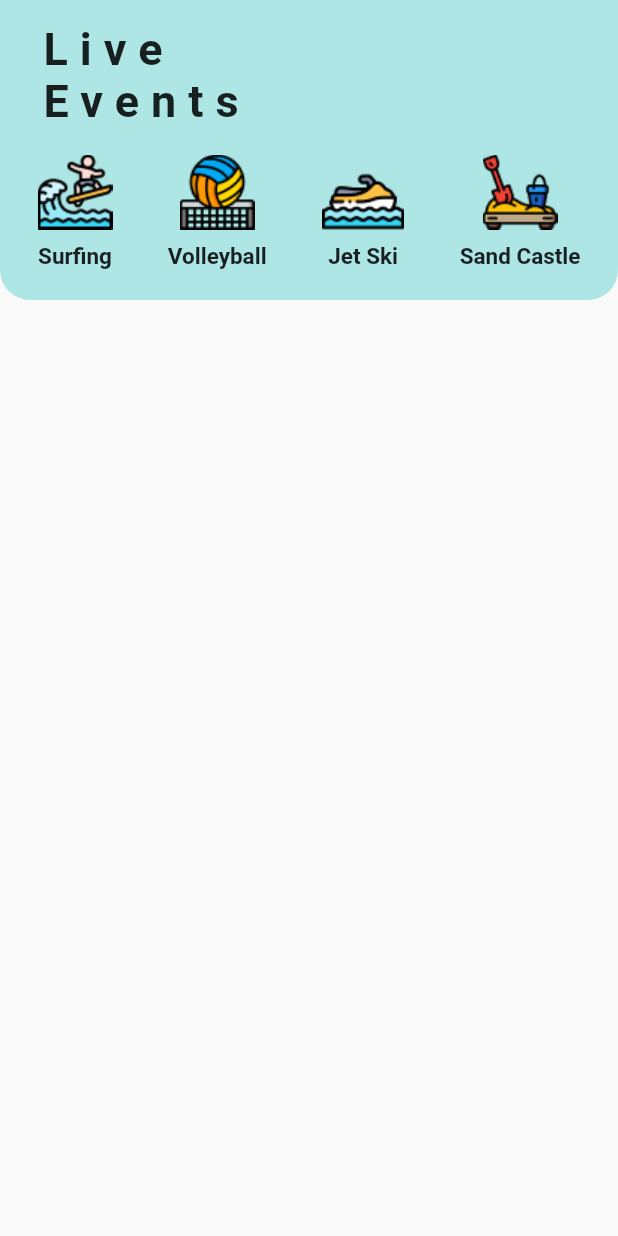
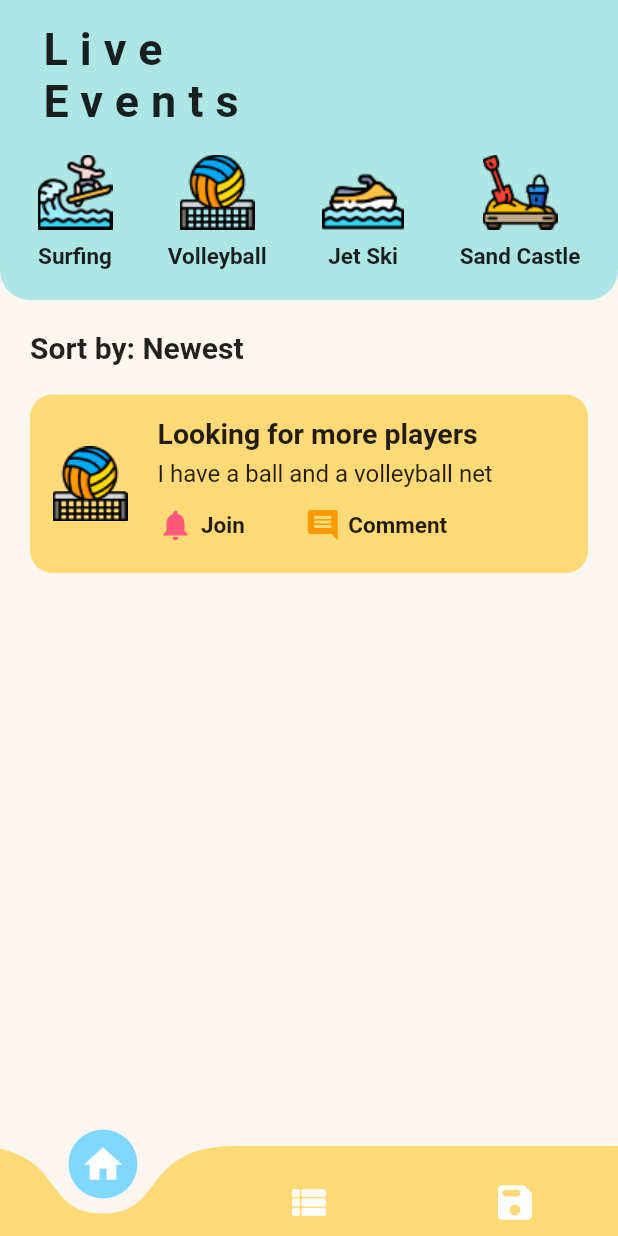
Before and after one commit to niloysikdar/BeachMates, a Flutter app: the screen it shows after launch, on a phone screen of 412 x 824 dp. Run offline on Flutter 3.47's test engine with Material 2 defaults, Android fonts, the phone set to English and light mode, and no system bars; drawn by our look-alikes of curved_navigation_bar; our stand-ins replace google_fonts.

Commit message:
Added Card For Landing Screen

```diff
--- /dev/null
+++ b/BeachMates - App/beach_mates/lib/SecondScreen.dart
@@ -0,0 +1,17 @@
+import 'package:flutter/material.dart';
+
+class SecondScreen extends StatefulWidget {
+  @override
+  _SecondScreenState createState() => _SecondScreenState();
+}
+
+class _SecondScreenState extends State<SecondScreen> {
+
+  @override
+  Widget build(BuildContext context) {
+    return Scaffold(
+      backgroundColor: Colors.deepPurpleAccent,
+
+    );
+  }
+}
--- /dev/null
+++ b/BeachMates - App/beach_mates/lib/ThirdScreen.dart
@@ -0,0 +1,17 @@
+import 'package:flutter/material.dart';
+
+class ThirdScreen extends StatefulWidget {
+  @override
+  _ThirdScreenState createState() => _ThirdScreenState();
+}
+
+class _ThirdScreenState extends State<ThirdScreen> {
+
+  @override
+  Widget build(BuildContext context) {
+    return Scaffold(
+      backgroundColor: Colors.redAccent,
+
+    );
+  }
+}
--- a/BeachMates - App/beach_mates/lib/main.dart
+++ b/BeachMates - App/beach_mates/lib/main.dart
@@ -1,5 +1,6 @@
+import 'package:b2b/constants/colors.dart';
+import 'package:b2b/tab_bar.dart';
 import 'package:flutter/material.dart';
-import 'package:b2b/screens/live_events_screen.dart';
 import 'package:flutter/services.dart';
 import 'package:google_fonts/google_fonts.dart';
 
@@ -21,8 +22,12 @@ class MyApp extends StatelessWidget {
         textTheme: GoogleFonts.robotoTextTheme(
           Theme.of(context).textTheme,
         ),
+        scaffoldBackgroundColor: kwhite,
       ),
-      home: LiveEvents(),
+      initialRoute: TabContainerIndexedStack.id,
+      routes: {
+        TabContainerIndexedStack.id: (context) => TabContainerIndexedStack(),
+      },
     );
   }
 }
--- a/BeachMates - App/beach_mates/lib/screens/live_events_screen.dart
+++ b/BeachMates - App/beach_mates/lib/screens/live_events_screen.dart
@@ -14,9 +14,113 @@ class _LiveEventsState extends State<LiveEvents> {
     return SafeArea(
       child: Scaffold(
         body: Column(
+          crossAxisAlignment: CrossAxisAlignment.start,
           children: [
             header(size: size),
+            sortText(),
+            Container(
+              margin: EdgeInsets.symmetric(horizontal: 20),
+              padding: EdgeInsets.all(15),
+              width: size.width,
+              decoration: BoxDecoration(
+                color: kyellow,
+                borderRadius: BorderRadius.circular(15),
+              ),
+              child: Row(
+                children: [
+                  Image.asset("assets/images/volleyball.png"),
+                  SizedBox(width: 20),
+                  Expanded(
+                    child: Column(
+                      crossAxisAlignment: CrossAxisAlignment.start,
+                      children: [
+                        Text(
+                          "Looking for more players",
+                          style: TextStyle(
+                            fontSize: 19,
+                            fontWeight: FontWeight.bold,
+                          ),
+                        ),
+                        SizedBox(height: 6),
+                        Text(
+                          "I have a ball and a volleyball net",
+                          style: TextStyle(
+                            fontSize: 16,
+                          ),
+                        ),
+                        SizedBox(height: 8),
+                        Row(
+                          mainAxisAlignment: MainAxisAlignment.start,
+                          children: [
+                            Container(
+                              padding: EdgeInsets.only(
+                                top: 5,
+                                right: 25,
+                                bottom: 5,
+                              ),
+                              child: Row(
+                                children: [
+                                  Icon(
+                                    Icons.notifications,
+                                    color: Color(0xffFF587A),
+                                  ),
+                                  SizedBox(width: 5),
+                                  Text(
+                                    "Join",
+                                    style: TextStyle(
+                                      fontSize: 15,
+                                      fontWeight: FontWeight.bold,
+                                    ),
+                                  ),
+                                ],
+                              ),
+                            ),
+                            SizedBox(width: 15),
+                            Container(
+                              padding: EdgeInsets.only(
+                                top: 5,
+                                right: 25,
+                                bottom: 5,
+                              ),
+                              child: Row(
+                                children: [
+                                  Icon(
+                                    Icons.comment_rounded,
+                                    color: Color(0xffFF9801),
+                                  ),
+                                  SizedBox(width: 5),
+                                  Text(
+                                    "Comment",
+                                    style: TextStyle(
+                                      fontSize: 15,
+                                      fontWeight: FontWeight.bold,
+                                    ),
+                                  ),
+                                ],
+                              ),
+                            ),
+                          ],
+                        ),
+                      ],
+                    ),
+                  ),
+                ],
+              ),
+            ),
           ],
+        ),
+      ),
+    );
+  }
+
+  Widget sortText() {
+    return Padding(
+      padding: const EdgeInsets.all(20),
+      child: Text(
+        "Sort by: Newest",
+        style: TextStyle(
+          fontSize: 20,
+          fontWeight: FontWeight.bold,
         ),
       ),
     );
--- /dev/null
+++ b/BeachMates - App/beach_mates/lib/tab_bar.dart
@@ -0,0 +1,86 @@
+import 'package:b2b/constants/colors.dart';
+import 'package:b2b/screens/live_events_screen.dart';
+import 'package:flutter/material.dart';
+import 'package:curved_navigation_bar/curved_navigation_bar.dart';
+import 'package:b2b/SecondScreen.dart';
+import 'package:b2b/ThirdScreen.dart';
+
+class Tabbar extends StatelessWidget {
+  @override
+  Widget build(BuildContext context) {
+    return MaterialApp(
+      theme: ThemeData(
+        primarySwatch: Colors.blue,
+      ),
+      home: TabContainerIndexedStack(),
+    );
+  }
+}
+
+class TabContainerIndexedStack extends StatefulWidget {
+  static const String id = '/screens.tab';
+  @override
+  _TabContainerIndexedStackState createState() =>
+      _TabContainerIndexedStackState();
+}
+
+class _TabContainerIndexedStackState extends State<TabContainerIndexedStack> {
+  int tabIndex = 0;
+  int _currentIndex = 0;
+  List<Widget> listScreens;
+  @override
+  void initState() {
+    super.initState();
+    listScreens = [
+      LiveEvents(),
+      SecondScreen(),
+      ThirdScreen(),
+    ];
+  }
+
+  @override
+  Widget build(BuildContext context) {
+    return WillPopScope(
+      onWillPop: () async => false,
+      child: Scaffold(
+        body: IndexedStack(
+          index: _currentIndex,
+          children: [
+            LiveEvents(),
+            SecondScreen(),
+            ThirdScreen(),
+          ],
+        ),
+        bottomNavigationBar: CurvedNavigationBar(
+          height: 60,
+          backgroundColor: kwhite,
+          color: kyellow,
+          buttonBackgroundColor: Colors.lightBlueAccent[100],
+          index: _currentIndex,
+          onTap: (int index) {
+            setState(() {
+              _currentIndex = index;
+            });
+          },
+          items: <Widget>[
+            Icon(
+              Icons.home,
+              size: 30,
+              color: Colors.white,
+            ),
+            Icon(
+              Icons.view_list_rounded,
+              size: 30,
+              color: Colors.white,
+            ),
+            Icon(
+              Icons.save_rounded,
+              size: 30,
+              color: Colors.white,
+            ),
+          ],
+        ),
+      ),
+    );
+  }
+}
```
